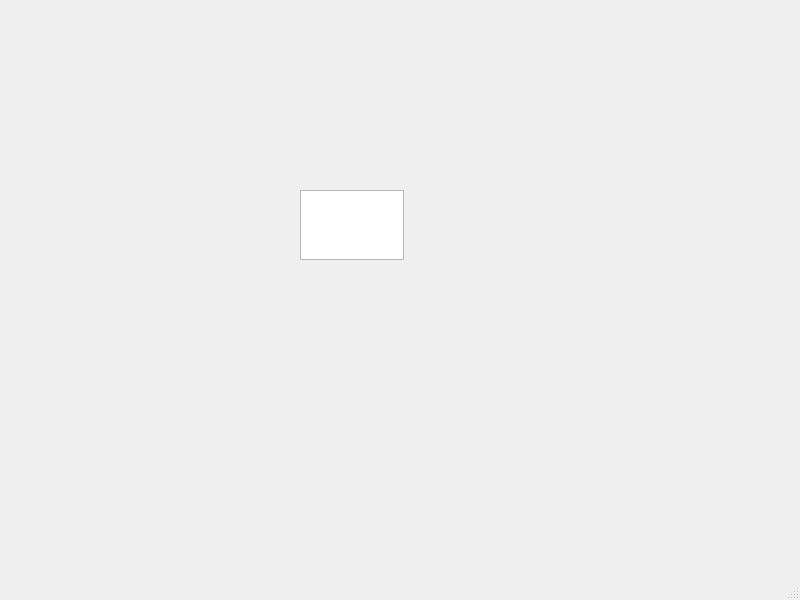
Before: the Qt Designer form mainwindow.ui in cyhed/Qt_SQLite, drawn with Qt 5.
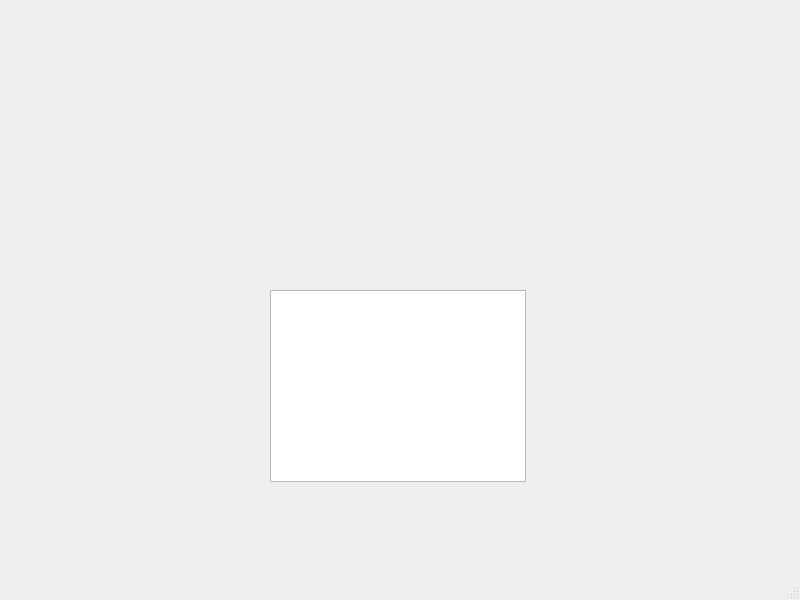
After: the same form once the commit is applied.

```diff
--- a/mainwindow.ui
+++ b/mainwindow.ui
@@ -14,13 +14,13 @@
    <string>MainWindow</string>
   </property>
   <widget class="QWidget" name="centralwidget">
-   <widget class="QPlainTextEdit" name="plainTextEdit">
+   <widget class="QTableView" name="tableView">
     <property name="geometry">
      <rect>
-      <x>300</x>
-      <y>190</y>
-      <width>104</width>
-      <height>70</height>
+      <x>270</x>
+      <y>290</y>
+      <width>256</width>
+      <height>192</height>
      </rect>
     </property>
    </widget>
```
